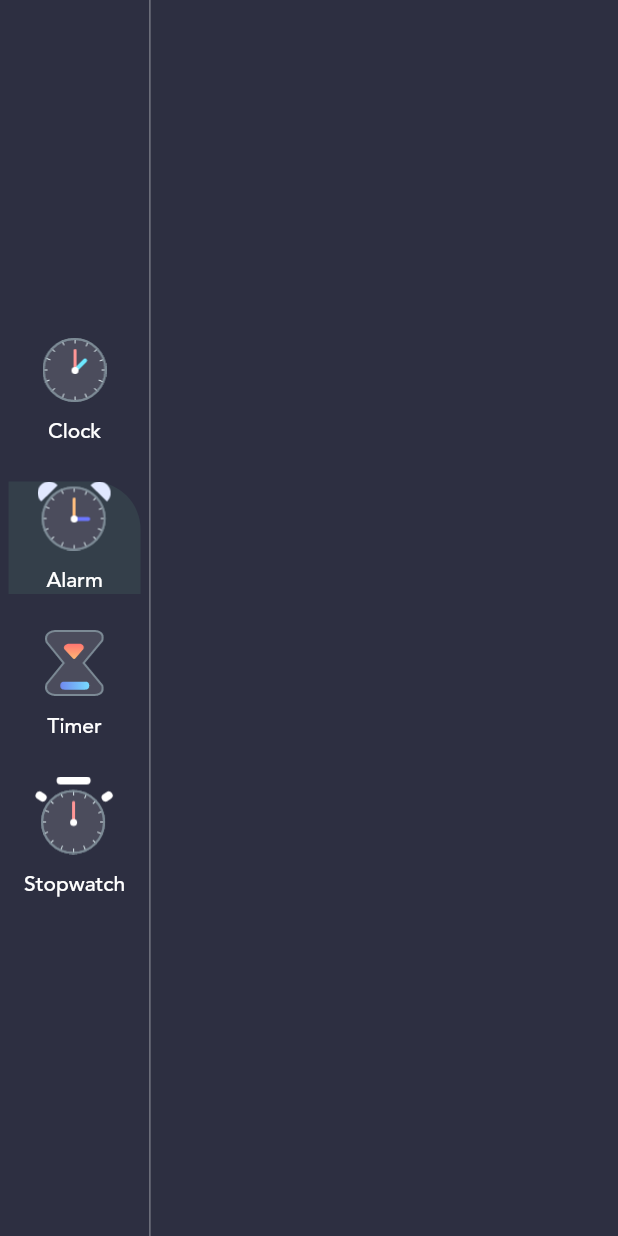
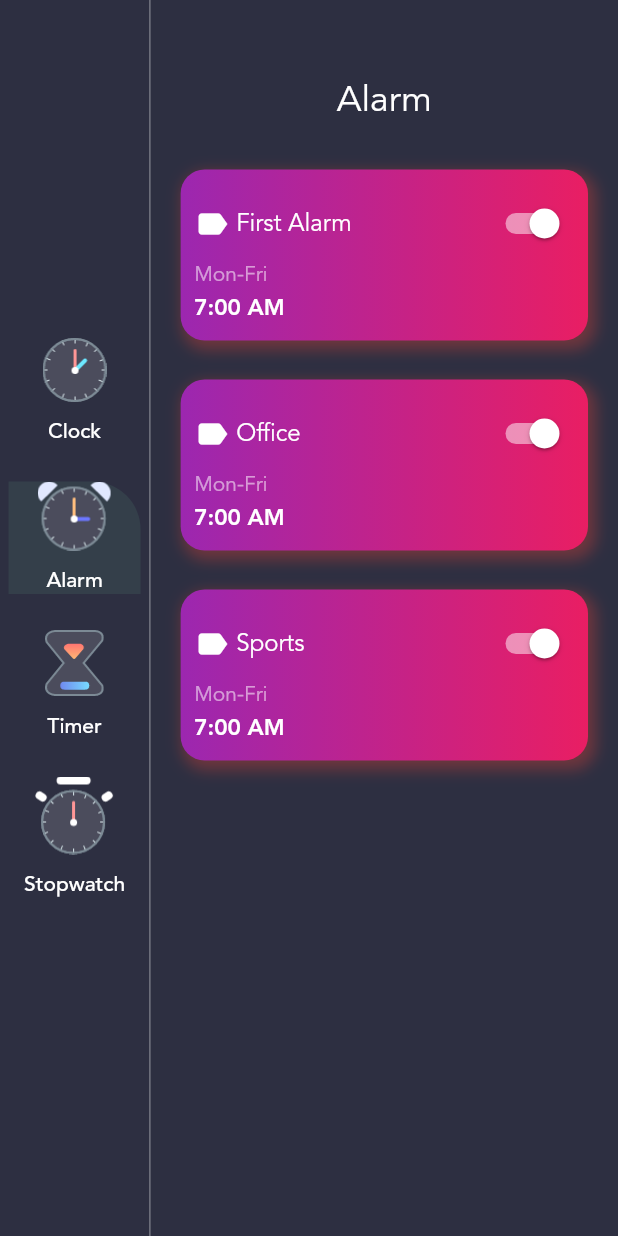
Before and after one commit to sabil62/animated-clock, a Flutter app: the screen it shows after launch, after a tap on "Alarm", on a phone screen of 412 x 824 dp. Run offline on Flutter 3.47's test engine with Material 2 defaults, Android fonts, the light colour scheme and no system bars.

Commit message:
alarm box made

```diff
--- /dev/null
+++ b/lib/json/alarmJson.dart
@@ -0,0 +1,7 @@
+import 'package:animated_clock/model/alarm.dart';
+
+List<AlarmData> alarmData = [
+  AlarmData(DateTime.now().add(Duration(hours: 1)), description: "First Alarm"),
+  AlarmData(DateTime.now().add(Duration(hours: 2)), description: "Office"),
+  AlarmData(DateTime.now().add(Duration(seconds: 3400)), description: "Sports"),
+];
--- /dev/null
+++ b/lib/model/alarm.dart
@@ -0,0 +1,6 @@
+class AlarmData {
+  DateTime alarmDateTime;
+  String description;
+  bool isActive;
+  AlarmData(this.alarmDateTime, {this.description, this.isActive});
+}
--- a/lib/view/alarm_view.dart
+++ b/lib/view/alarm_view.dart
@@ -1,11 +1,12 @@
+import 'package:animated_clock/json/alarmJson.dart';
 import 'package:flutter/material.dart';
 
-class Alarm_view extends StatefulWidget {
+class AlarmView extends StatefulWidget {
   @override
-  _Alarm_viewState createState() => _Alarm_viewState();
+  _AlarmViewState createState() => _AlarmViewState();
 }
 
-class _Alarm_viewState extends State<Alarm_view> {
+class _AlarmViewState extends State<AlarmView> {
   @override
   Widget build(BuildContext context) {
     return Container(
@@ -19,7 +20,82 @@ class _Alarm_viewState extends State<Alarm_view> {
           ),
           SizedBox(
             height: 30,
-          )
+          ),
+          Expanded(
+              child: ListView(
+            children: alarmData
+                .map((ala) => Container(
+                      margin: EdgeInsetsDirectional.only(bottom: 26),
+                      padding:
+                          EdgeInsets.symmetric(vertical: 12, horizontal: 9),
+                      decoration: BoxDecoration(
+                          boxShadow: [
+                            BoxShadow(
+                                color: Colors.red.withOpacity(0.33),
+                                spreadRadius: 2,
+                                blurRadius: 8,
+                                offset: Offset(3, 4))
+                          ],
+                          gradient: LinearGradient(
+                              colors: [Colors.purple, Colors.pink],
+                              begin: Alignment.centerLeft,
+                              end: Alignment.centerRight),
+                          borderRadius: BorderRadius.circular(16.0)),
+                      child: Column(
+                        crossAxisAlignment: CrossAxisAlignment.start,
+                        children: [
+                          Row(
+                            mainAxisAlignment: MainAxisAlignment.spaceBetween,
+                            children: [
+                              Row(
+                                children: [
+                                  Icon(
+                                    Icons.label,
+                                    color: Colors.white,
+                                    size: 24,
+                                  ),
+                                  SizedBox(
+                                    width: 4,
+                                  ),
+                                  Text(
+                                    ala.description,
+                                    style: TextStyle(
+                                        fontSize: 16,
+                                        color: Colors.white,
+                                        fontFamily: "avenir"),
+                                  )
+                                ],
+                              ),
+                              Switch(
+                                value: true,
+                                onChanged: (bool value) {},
+                                activeColor: Colors.white,
+                              )
+                            ],
+                          ),
+                          Text(
+                            "Mon-Fri",
+                            style: TextStyle(
+                                fontSize: 14,
+                                color: Colors.white54,
+                                fontFamily: "avenir"),
+                          ),
+                          SizedBox(
+                            height: 3,
+                          ),
+                          Text(
+                            "7:00 AM",
+                            style: TextStyle(
+                                fontSize: 15,
+                                color: Colors.white,
+                                fontFamily: "avenir",
+                                fontWeight: FontWeight.w700),
+                          )
+                        ],
+                      ),
+                    ))
+                .toList(),
+          ))
         ],
       ),
     );
--- a/lib/view/clock_view.dart
+++ b/lib/view/clock_view.dart
@@ -1,4 +1,4 @@
-import 'dart:async';
+// import 'dart:async';
 import 'dart:math';
 
 import 'package:flutter/material.dart';
--- a/lib/view/homepage.dart
+++ b/lib/view/homepage.dart
@@ -1,6 +1,7 @@
 // import 'package:animated_clock/json/sidebar.dart';
 import 'package:animated_clock/json/sidebarProvider.dart';
 import 'package:animated_clock/model/menuType.dart';
+import 'package:animated_clock/view/alarm_view.dart';
 import 'package:animated_clock/view/clock_view.dart';
 import 'package:flutter/material.dart';
 import 'package:intl/intl.dart';
@@ -48,9 +49,14 @@ class _HomePageState extends State<HomePage> {
             Expanded(
               child: Consumer(builder:
                   (BuildContext context, MenuClass value, Widget child) {
-                if (value.text != "Clock") {
-                  //OR if(value.MenuType != MenuClass.clock)
+                if (value.text == "Stopwatch") {
                   return Container();
+                }
+                if (value.text == "Timer") {
+                  return Container();
+                }
+                if (value.text == "Alarm") {
+                  return AlarmView();
                 }
                 return ClockPart(
                     formattedTime: formattedTime,
```
